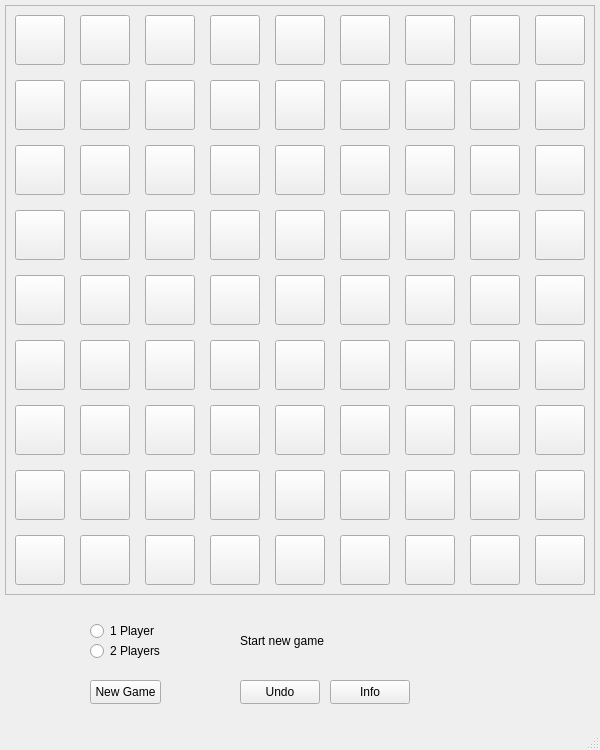
crimvael/quoridor, file quoridor.ui: the form before one commit.
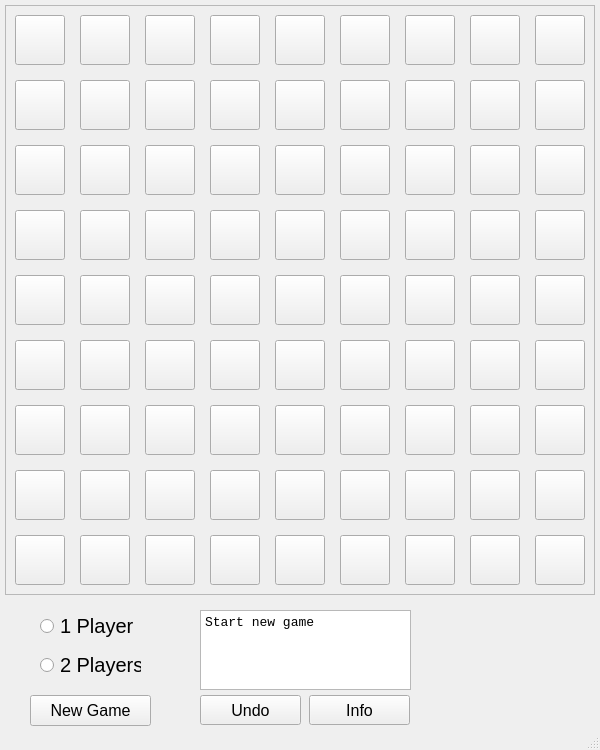
The form after the commit.

What changed in the file:
```diff
--- a/quoridor.ui
+++ b/quoridor.ui
@@ -1530,12 +1530,17 @@
    <widget class="QPushButton" name="pushButton_2">
     <property name="geometry">
      <rect>
-      <x>240</x>
-      <y>680</y>
-      <width>80</width>
-      <height>24</height>
+      <x>200</x>
+      <y>695</y>
+      <width>101</width>
+      <height>30</height>
      </rect>
     </property>
+    <property name="font">
+     <font>
+      <pointsize>12</pointsize>
+     </font>
+    </property>
     <property name="mouseTracking">
      <bool>true</bool>
     </property>
@@ -1546,15 +1551,15 @@
    <widget class="QPushButton" name="pushButton">
     <property name="geometry">
      <rect>
-      <x>90</x>
-      <y>680</y>
-      <width>71</width>
-      <height>24</height>
+      <x>30</x>
+      <y>695</y>
+      <width>121</width>
+      <height>31</height>
      </rect>
     </property>
     <property name="font">
      <font>
-      <pointsize>9</pointsize>
+      <pointsize>12</pointsize>
      </font>
     </property>
     <property name="mouseTracking">
@@ -1564,28 +1569,21 @@
      <string>New Game</string>
     </property>
    </widget>
-   <widget class="QLabel" name="label">
-    <property name="geometry">
-     <rect>
-      <x>240</x>
-      <y>630</y>
-      <width>141</width>
-      <height>21</height>
-     </rect>
-    </property>
-    <property name="text">
-     <string>Start new game</string>
-    </property>
-   </widget>
    <widget class="QRadioButton" name="radioButton">
     <property name="geometry">
      <rect>
-      <x>90</x>
-      <y>620</y>
-      <width>71</width>
-      <height>22</height>
+      <x>40</x>
+      <y>611</y>
+      <width>101</width>
+      <height>30</height>
      </rect>
     </property>
+    <property name="font">
+     <font>
+      <pointsize>15</pointsize>
+      <bold>false</bold>
+     </font>
+    </property>
     <property name="text">
      <string>1 Player</string>
     </property>
@@ -1593,12 +1591,18 @@
    <widget class="QRadioButton" name="radioButton_2">
     <property name="geometry">
      <rect>
-      <x>90</x>
-      <y>640</y>
-      <width>71</width>
-      <height>22</height>
+      <x>40</x>
+      <y>650</y>
+      <width>101</width>
+      <height>30</height>
      </rect>
     </property>
+    <property name="font">
+     <font>
+      <pointsize>15</pointsize>
+      <bold>false</bold>
+     </font>
+    </property>
     <property name="text">
      <string>2 Players</string>
     </property>
@@ -1606,12 +1610,17 @@
    <widget class="QPushButton" name="pushButton_3">
     <property name="geometry">
      <rect>
-      <x>330</x>
-      <y>680</y>
-      <width>80</width>
-      <height>24</height>
+      <x>309</x>
+      <y>695</y>
+      <width>101</width>
+      <height>30</height>
      </rect>
     </property>
+    <property name="font">
+     <font>
+      <pointsize>12</pointsize>
+     </font>
+    </property>
     <property name="mouseTracking">
      <bool>true</bool>
     </property>
@@ -1619,6 +1628,29 @@
      <string>Info</string>
     </property>
    </widget>
+   <widget class="QTextBrowser" name="textBrowser">
+    <property name="geometry">
+     <rect>
+      <x>200</x>
+      <y>610</y>
+      <width>211</width>
+      <height>80</height>
+     </rect>
+    </property>
+    <property name="font">
+     <font>
+      <family>Courier New</family>
+      <pointsize>10</pointsize>
+     </font>
+    </property>
+    <property name="html">
+     <string>&lt;!DOCTYPE HTML PUBLIC &quot;-//W3C//DTD HTML 4.0//EN&quot; &quot;http://www.w3.org/TR/REC-html40/strict.dtd&quot;&gt;
+&lt;html&gt;&lt;head&gt;&lt;meta name=&quot;qrichtext&quot; content=&quot;1&quot; /&gt;&lt;meta charset=&quot;utf-8&quot; /&gt;&lt;style type=&quot;text/css&quot;&gt;
+p, li { white-space: pre-wrap; }
+&lt;/style&gt;&lt;/head&gt;&lt;body style=&quot; font-family:'Courier New'; font-size:10pt; font-weight:400; font-style:normal;&quot;&gt;
+&lt;p style=&quot; margin-top:0px; margin-bottom:0px; margin-left:0px; margin-right:0px; -qt-block-indent:0; text-indent:0px;&quot;&gt;Start new game&lt;/p&gt;&lt;/body&gt;&lt;/html&gt;</string>
+    </property>
+   </widget>
   </widget>
   <widget class="QMenuBar" name="menubar">
    <property name="geometry">
```
